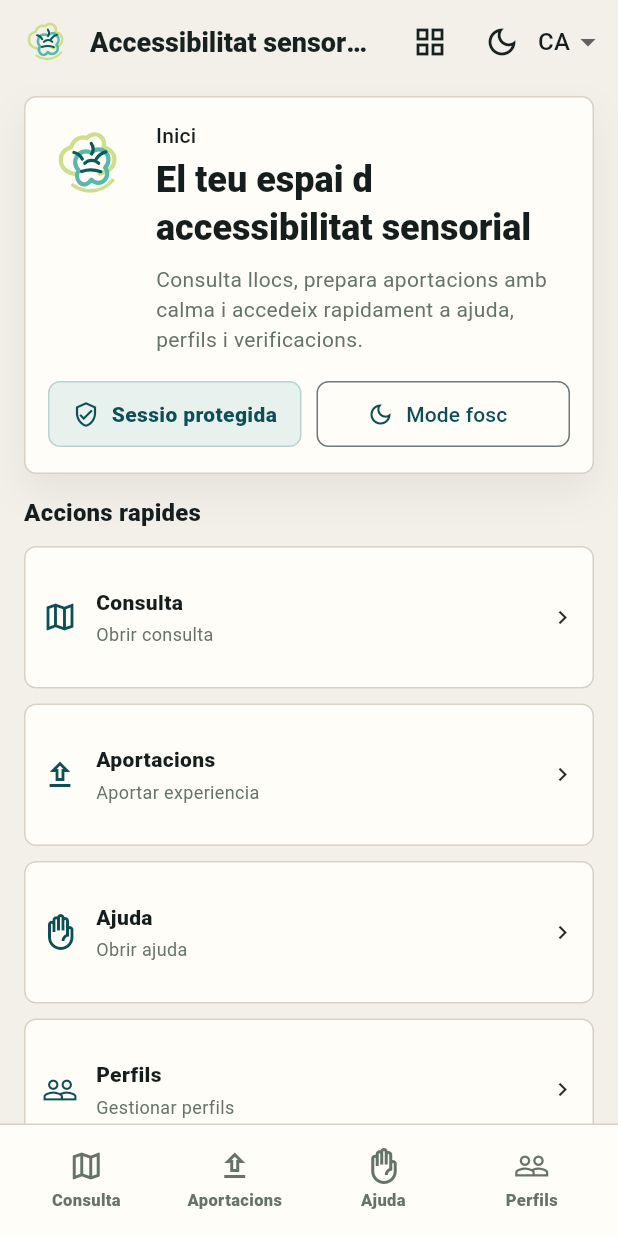
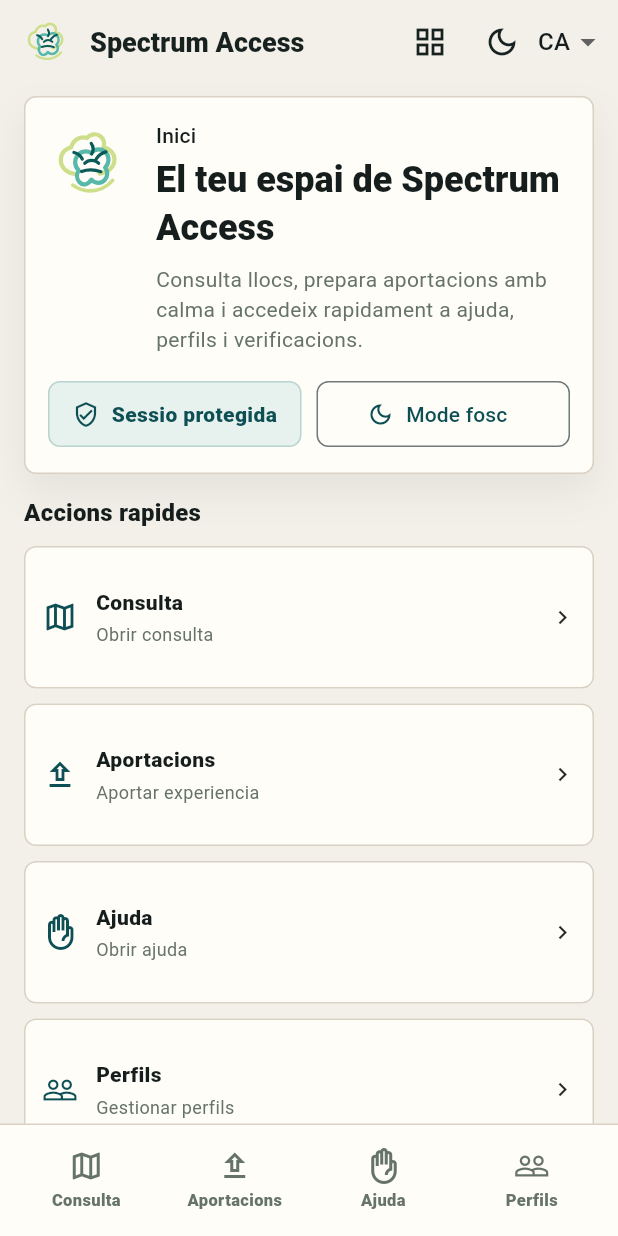
Before and after one commit to BeyronssDev/Spectrum_Access, a Flutter app: the screen it shows after launch, on a phone screen of 412 x 824 dp. Run offline on Flutter 3.47's test engine with Material 3 defaults, Android fonts, the phone set to English and light mode, and no system bars; our stand-ins replace flutter_svg.

Commit message:
chore: rename app to Spectrum Access

```diff
--- a/apps/mobile/lib/main.dart
+++ b/apps/mobile/lib/main.dart
@@ -18,7 +18,7 @@ class _SensoryAccessAppState extends State<SensoryAccessApp> {
   @override
   Widget build(BuildContext context) {
     return MaterialApp(
-      title: 'Accessibilitat sensorial',
+      title: 'Spectrum Access',
       debugShowCheckedModeBanner: false,
       themeMode: _themeMode,
       theme: _buildTheme(Brightness.light),
@@ -874,7 +874,7 @@ class BrandLogo extends StatelessWidget {
   @override
   Widget build(BuildContext context) {
     return Semantics(
-      label: 'Logo oficial Accessibilitat sensorial',
+      label: 'Logo oficial Spectrum Access',
       image: true,
       child: ClipRRect(
         borderRadius: BorderRadius.circular(8),
@@ -1828,13 +1828,13 @@ class AppLabels {
 
 const translations = {
   LocaleOption.ca: AppLabels(
-    appName: 'Accessibilitat sensorial',
+    appName: 'Spectrum Access',
     home: 'Inici',
     consultation: 'Consulta',
     contributions: 'Aportacions',
     support: 'Ajuda',
     profiles: 'Perfils',
-    homeTitle: 'El teu espai d accessibilitat sensorial',
+    homeTitle: 'El teu espai de Spectrum Access',
     homeIntro:
         'Consulta llocs, prepara aportacions amb calma i accedeix rapidament a ajuda, perfils i verificacions.',
     sessionStatus: 'Sessio protegida',
@@ -1902,13 +1902,13 @@ const translations = {
     contact: 'Contactar',
   ),
   LocaleOption.es: AppLabels(
-    appName: 'Accesibilidad sensorial',
+    appName: 'Spectrum Access',
     home: 'Inicio',
     consultation: 'Consulta',
     contributions: 'Aportaciones',
     support: 'Ayuda',
     profiles: 'Perfiles',
-    homeTitle: 'Tu espacio de accesibilidad sensorial',
+    homeTitle: 'Tu espacio de Spectrum Access',
     homeIntro:
         'Consulta lugares, prepara aportaciones con calma y accede rapido a ayuda, perfiles y verificaciones.',
     sessionStatus: 'Sesion protegida',
@@ -1976,13 +1976,13 @@ const translations = {
     contact: 'Contactar',
   ),
   LocaleOption.en: AppLabels(
-    appName: 'Sensory accessibility',
+    appName: 'Spectrum Access',
     home: 'Home',
     consultation: 'Consult',
     contributions: 'Contributions',
     support: 'Help',
     profiles: 'Profiles',
-    homeTitle: 'Your sensory accessibility space',
+    homeTitle: 'Your Spectrum Access space',
     homeIntro:
         'Review places, prepare contributions calmly and reach help, profiles and verification shortcuts fast.',
     sessionStatus: 'Protected session',
```
Also changed, not shown: apps/mobile/assets/brand/accessibilitat-logo.svg, 7 other files.
